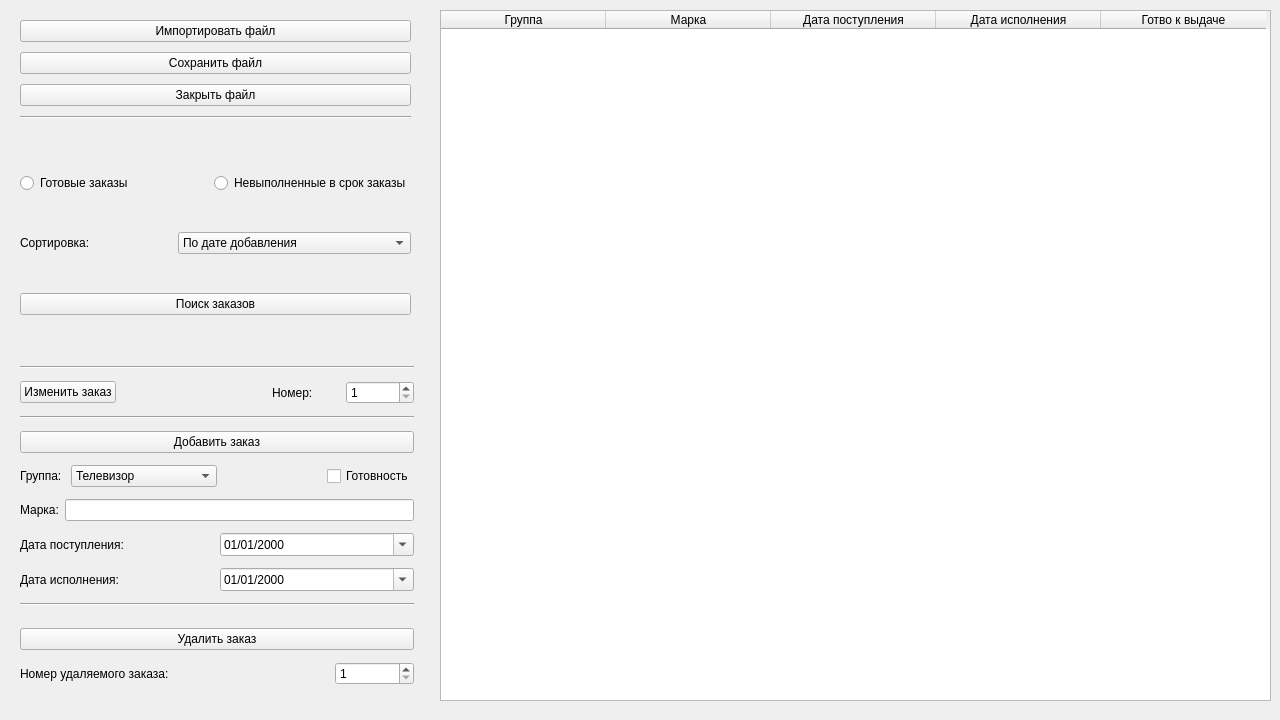
First picture: the form in LabWork_2/Task_2/mainwindow.ui, repository Max2772/FoA-P-2-Semester-, before the edit.
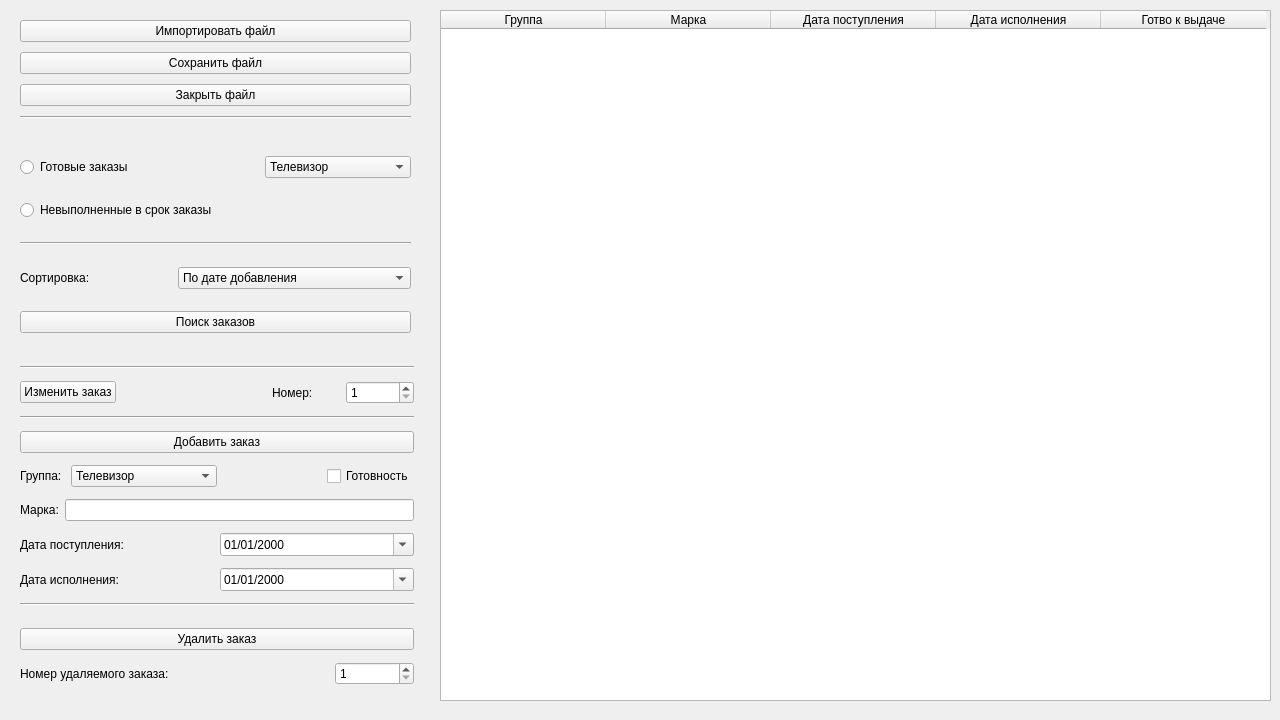
Second picture: the form after the edit. Icons and pictures are not drawn.

```diff
--- a/LabWork_2/Task_2/mainwindow.ui
+++ b/LabWork_2/Task_2/mainwindow.ui
@@ -503,9 +503,11 @@
     </property>
     <layout class="QVBoxLayout" name="verticalLayout_5">
      <item>
-      <layout class="QHBoxLayout" name="horizontalLayout_12">
+      <layout class="QVBoxLayout" name="verticalLayout_6">
        <item>
-        <widget class="QRadioButton" name="radioButton">
+        <layout class="QHBoxLayout" name="horizontalLayout_11">
+         <item>
+          <widget class="QRadioButton" name="radioButtonReadyOrders">
          <property name="text">
           <string>Готовые заказы</string>
          </property>
@@ -516,6 +518,9 @@
          <property name="orientation">
           <enum>Qt::Horizontal</enum>
          </property>
+           <property name="sizeType">
+            <enum>QSizePolicy::Expanding</enum>
+           </property>
          <property name="sizeHint" stdset="0">
           <size>
            <width>40</width>
@@ -525,7 +530,47 @@
         </spacer>
        </item>
        <item>
-        <widget class="QRadioButton" name="radioButton_2">
+          <widget class="QComboBox" name="comboBoxGroupName_2">
+           <property name="currentText">
+            <string>Телевизор</string>
+           </property>
+           <item>
+            <property name="text">
+             <string>Телевизор</string>
+            </property>
+           </item>
+           <item>
+            <property name="text">
+             <string>Радиотелефон</string>
+            </property>
+           </item>
+           <item>
+            <property name="text">
+             <string>Радио</string>
+            </property>
+           </item>
+           <item>
+            <property name="text">
+             <string>Музыкальный центр</string>
+            </property>
+           </item>
+           <item>
+            <property name="text">
+             <string>Прочее</string>
+            </property>
+           </item>
+          </widget>
+         </item>
+        </layout>
+       </item>
+      </layout>
+     </item>
+     <item>
+      <layout class="QHBoxLayout" name="horizontalLayout_12">
+       <item>
+        <layout class="QVBoxLayout" name="verticalLayout_4">
+         <item>
+          <widget class="QRadioButton" name="radioButtonUnfinishedOrders">
          <property name="text">
           <string>Невыполненные в срок заказы</string>
          </property>
@@ -533,6 +578,15 @@
        </item>
       </layout>
      </item>
+      </layout>
+     </item>
+     <item>
+      <widget class="Line" name="line_5">
+       <property name="orientation">
+        <enum>Qt::Horizontal</enum>
+       </property>
+      </widget>
+     </item>
      <item>
       <layout class="QHBoxLayout" name="horizontalLayout_13">
        <item>
@@ -556,7 +610,7 @@
         </spacer>
        </item>
        <item>
-        <widget class="QComboBox" name="comboBoxGroupName_2">
+        <widget class="QComboBox" name="comboBoxGroupNameSort">
          <property name="currentText">
           <string>По дате добавления</string>
          </property>
```
Left out of the diff: 4 changed lines with no effect on the pictures. Lines whose indentation alone changed are shown as unchanged.
